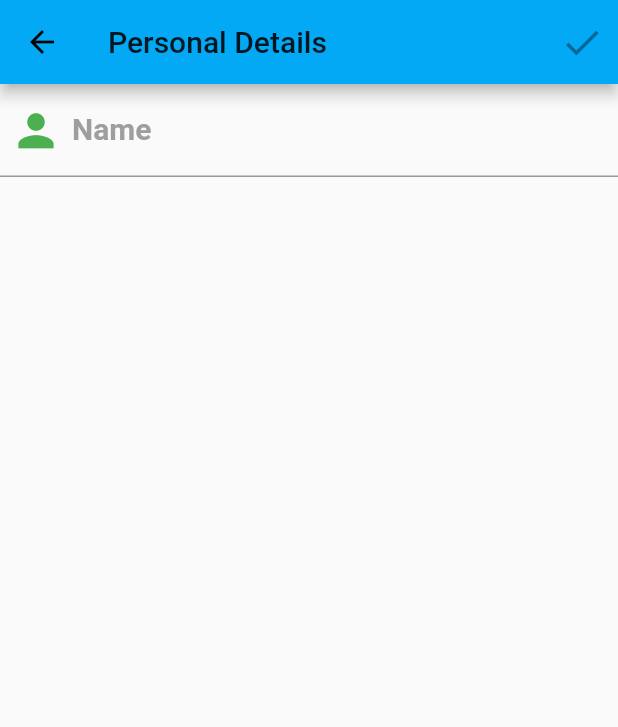
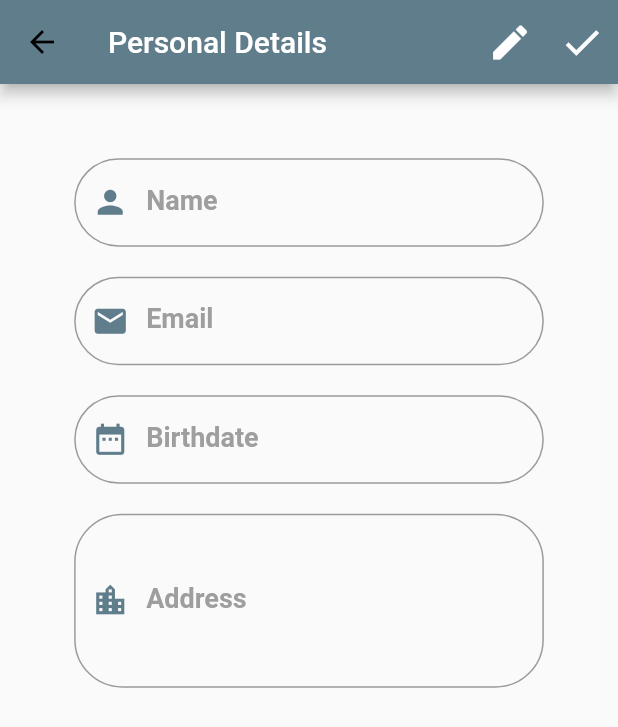
Before and after one commit to vishweshsoni/ResumeBuilder, a Flutter app: the screen it shows after launch, after a tap on "Login", on a phone screen of 412 x 824 dp. Shown: the top 727 px of the screen. Run offline on Flutter 3.47's test engine with Material 2 defaults, Android fonts, the phone set to English and light mode, and no system bars; network calls fail; Roboto replaces fonts that are missing (Montserrat).

Commit message:
Changes in Personal Details

```diff
--- a/lib/screens/personal_details.dart
+++ b/lib/screens/personal_details.dart
@@ -1,4 +1,5 @@
 import 'package:flutter/material.dart';
+import 'package:resume_app/sizeconfig.dart';
 
 class PersonalDetails extends StatefulWidget {
   @override
@@ -14,42 +15,138 @@ class _PersonalDetailsState extends State<PersonalDetails> {
 
   @override
   Widget build(BuildContext context) {
+    SizeConfig().init(context);
     return Scaffold(
+
       appBar: AppBar(
-        title: Text("Personal Details"),
+        backgroundColor: Colors.blueGrey,
+        title: Text("Personal Details",style: TextStyle(color: Colors.white),),
         actions: <Widget>[
+          IconButton(
+            icon: const Icon(Icons.edit),
+            iconSize: 30.0,
+            color: Colors.white,
+            onPressed: (){},
+          ),
           IconButton(
             icon: const Icon(Icons.check),
             iconSize: 30.0,
             color: Colors.white,
+            onPressed: (){},
           ),
 
         ],
       ),
       body: SingleChildScrollView(
+
+        child: Column(
+          mainAxisAlignment:MainAxisAlignment.center,
+          children: <Widget>[
+
+            Container(
+              alignment: Alignment.bottomCenter,
+              margin: EdgeInsets.all(
+            SizeConfig.safeBlockVertical * 6),
+
+              child: SingleChildScrollView(
                 child: Column(
                   children: <Widget>[
                     TextField(
                       controller: name,
                       decoration: InputDecoration(
-                prefixIcon: Icon(Icons.person, color: Colors.green, size: 35.0,),
+                        prefixIcon: Icon(Icons.person, color: Colors.blueGrey, size: 25.0,),
                         labelText: "Name",
                         labelStyle: TextStyle(
-                    fontSize: 20.0,
+                            fontSize: 18.0,
                             fontFamily: 'Montserrat',
                             fontWeight: FontWeight.bold,
                             color: Colors.grey
                         ),
-                focusedBorder: UnderlineInputBorder(
-                  borderSide: BorderSide(
-                      color: Colors.green
+                        border: OutlineInputBorder(borderRadius: BorderRadius.circular(32.0)),
+//                        focusedBorder: UnderlineInputBorder(
+//                          borderSide: BorderSide(
+//                              color: Colors.blueGrey
+//                          ),
+//                        ),
+                      ),
+                    ),
+                    SizedBox(
+                      height: 20.0,
+                    ),
+                    TextField(
+                      controller: email,
+                      decoration: InputDecoration(
+                        prefixIcon: Icon(Icons.email, color: Colors.blueGrey, size: 25.0,),
+                        labelText: "Email",
+                        labelStyle: TextStyle(
+                            fontSize: 18.0,
+                            fontFamily: 'Montserrat',
+                            fontWeight: FontWeight.bold,
+                            color: Colors.grey
+                        ),
+                        border: OutlineInputBorder(borderRadius: BorderRadius.circular(32.0)),
+//                        focusedBorder: UnderlineInputBorder(
+//                          borderSide: BorderSide(
+//                              color: Colors.blueGrey
+//                          ),
+//                        ),
+                      ),
+                    ),
+                    SizedBox(
+                      height: 20.0,
+                    ),
+                    TextField(
+                      controller: dob,
+                      decoration: InputDecoration(
+                        prefixIcon: Icon(Icons.date_range, color: Colors.blueGrey, size: 25.0,),
+                        labelText: "Birthdate",
+                        labelStyle: TextStyle(
+                            fontSize: 18.0,
+                            fontFamily: 'Montserrat',
+                            fontWeight: FontWeight.bold,
+                            color: Colors.grey
+                        ),
+                        border: OutlineInputBorder(borderRadius: BorderRadius.circular(32.0)),
+//                        focusedBorder: UnderlineInputBorder(
+//                          borderSide: BorderSide(
+//                              color: Colors.blueGrey
+//                          ),
+//                        ),
+                      ),
+                    ),
+                    SizedBox(
+                      height: 20.0,
+                    ),
+                    TextField(
+                      controller: address,
+                      maxLines: 4,
+                      decoration: InputDecoration(
+                        prefixIcon: Icon(Icons.location_city, color: Colors.blueGrey, size: 25.0,),
+                        labelText: "Address",
+
+                        labelStyle: TextStyle(
+                            fontSize: 18.0,
+                            fontFamily: 'Montserrat',
+                            fontWeight: FontWeight.bold,
+                            color: Colors.grey
+                        ),
+                        border: OutlineInputBorder(borderRadius: BorderRadius.circular(32.0)),
+//                        focusedBorder: UnderlineInputBorder(
+//                          borderSide: BorderSide(
+//                              color: Colors.blueGrey
+//                          ),
+//                        ),
+                      ),
+                    ),
+                    SizedBox(
+                      height: 20.0,
+                    ),
+                  ],
                 ),
               ),
             ),
-            ),
-            SizedBox(
-              height: 10.0,
-            ),
+
+
           ],
         ),
       ),
```
Lines whose indentation alone changed are shown as unchanged.
